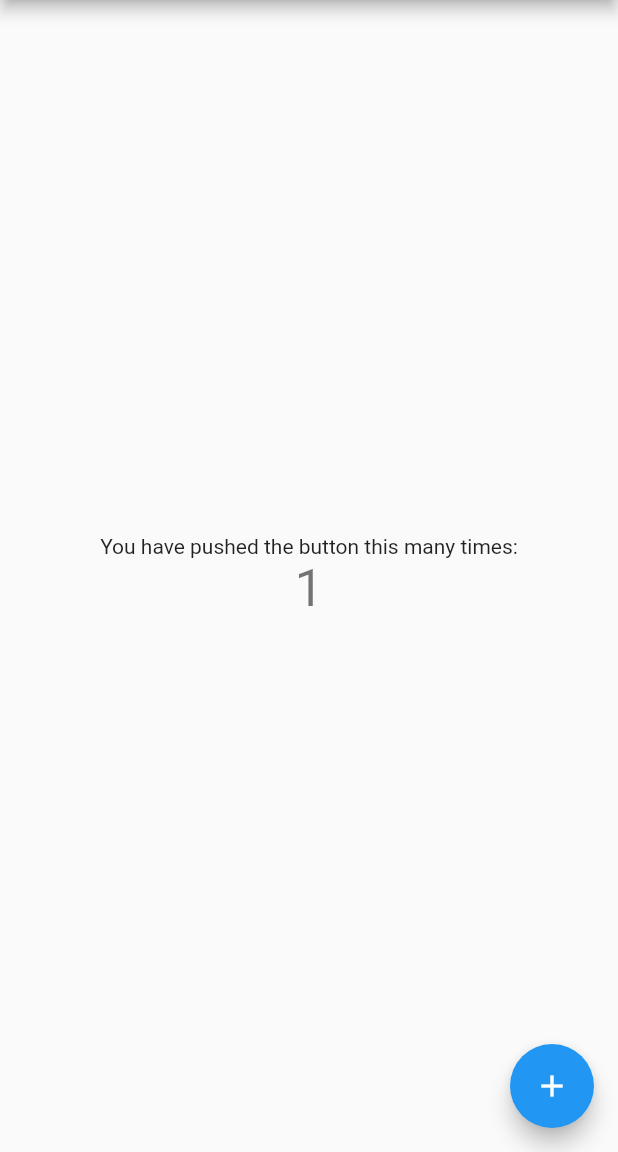
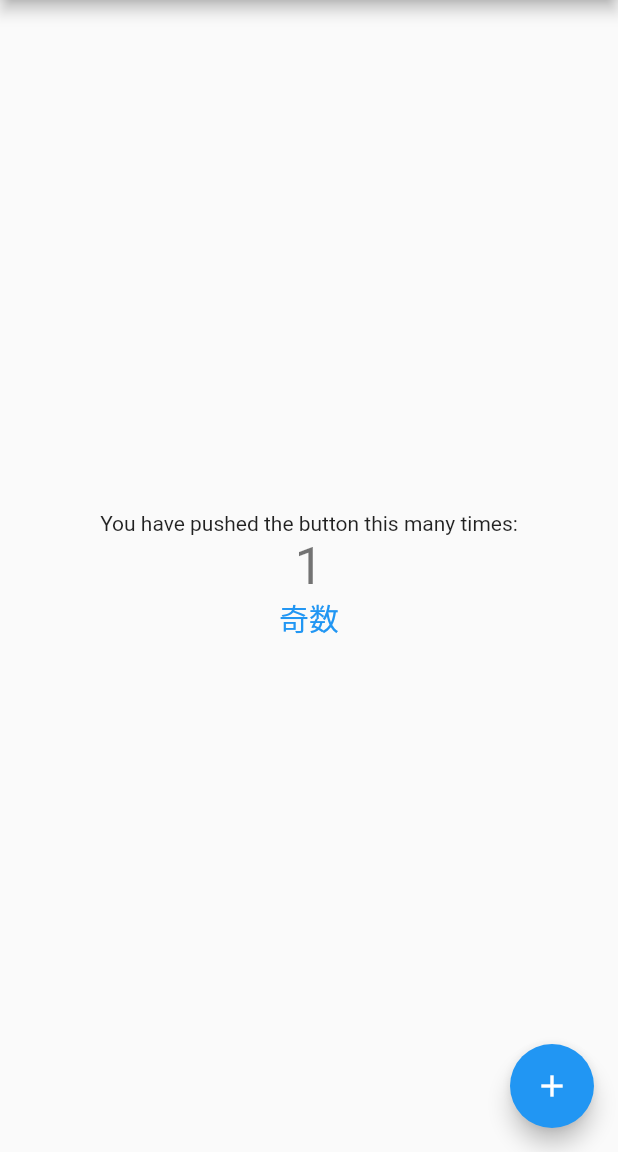
Before and after one commit to kokoriru/flutter_zenn_hello_world, a Flutter app: the screen it shows after launch, after a tap on the "add" icon, on a phone screen of 412 x 824 dp, the part 84-1236 px from its top. Run offline on Flutter 3.47's test engine with Material 2 defaults, Android fonts, the phone set to English and light mode, and no system bars.

Commit message:
カウントに合わせて、偶数奇数を表示するように設定

```diff
--- a/lib/main.dart
+++ b/lib/main.dart
@@ -49,6 +49,7 @@ class MyHomePage extends StatefulWidget {
 
 class _MyHomePageState extends State<MyHomePage> {
   int _counter = 0;
+  String _type = '偶数';
 
   void _incrementCounter() {
     setState(() {
@@ -58,6 +59,11 @@ class _MyHomePageState extends State<MyHomePage> {
       // _counter without calling setState(), then the build method would not be
       // called again, and so nothing would appear to happen.
       _counter++;
+      if (_counter % 2 == 0) {
+        _type = '偶数';
+      } else {
+        _type = '奇数';
+      }
     });
   }
 
@@ -102,6 +108,9 @@ class _MyHomePageState extends State<MyHomePage> {
               '$_counter',
               style: Theme.of(context).textTheme.headline4,
             ),
+            Text(
+              '$_type', style: TextStyle(fontSize: 20, color: Colors.blue)
+            )
           ],
         ),
       ),
```
